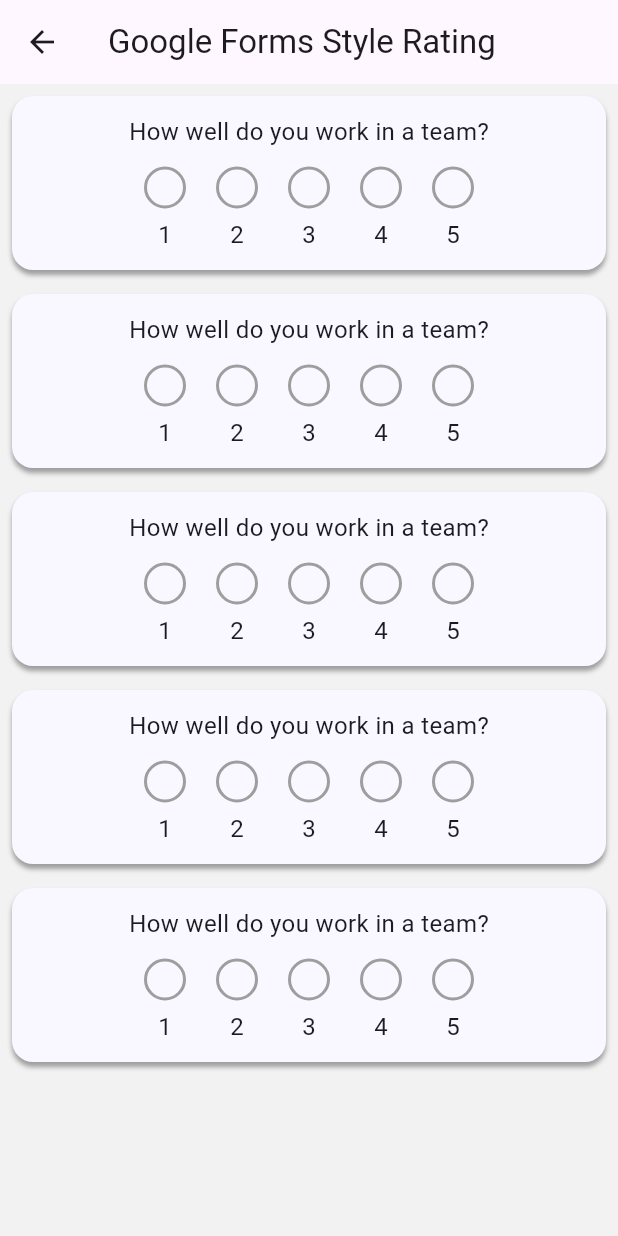
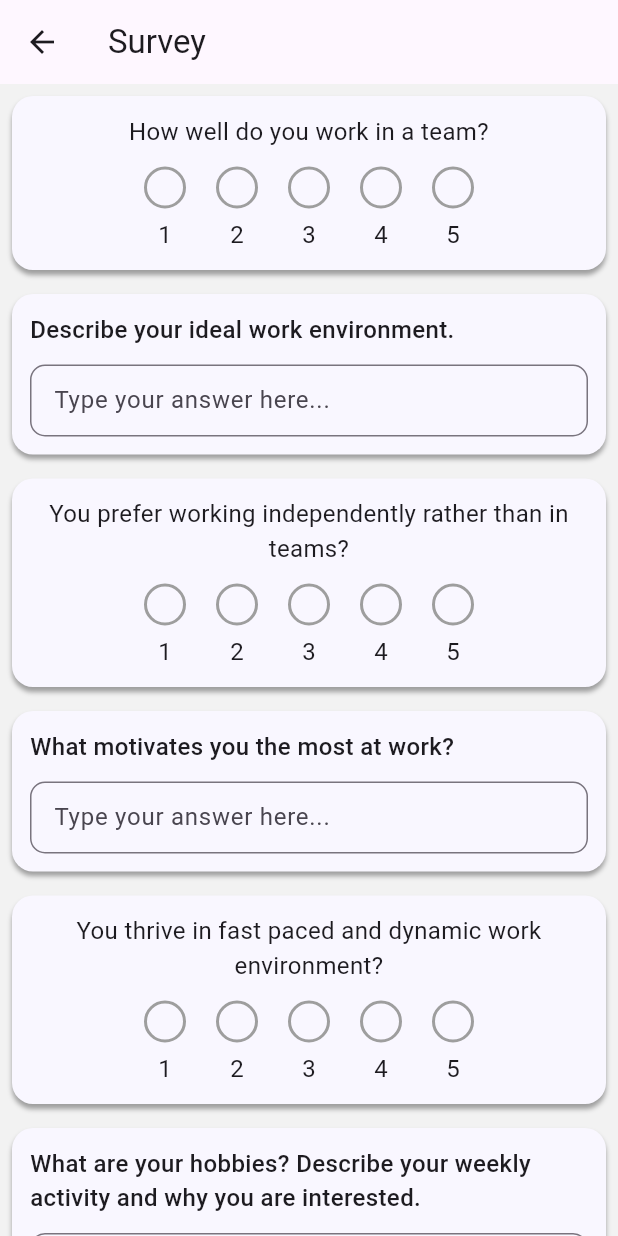
Before and after one commit to Eric5032/CareerWise, a Flutter app: the SurveyScreen screen opened directly, on a phone screen of 412 x 824 dp. Run offline on Flutter 3.47's test engine with Material 3 defaults, Android fonts, the phone set to English and light mode, and no system bars; our stand-ins replace flutter_dotenv, google_fonts.

Commit message:
added free response to survey page

```diff
--- a/lib/Screens/survey_screen.dart
+++ b/lib/Screens/survey_screen.dart
@@ -9,98 +9,117 @@ class SurveyScreen extends StatefulWidget {
 }
 
 class _SurveyScreenState extends State<SurveyScreen> {
-  int _selectedRating = 0;
+  final List<int> _selectedRatings = List<int>.filled(5, 0);
+  final List<TextEditingController> _controllers = List.generate(
+    5,
+    (_) => TextEditingController(),
+  );
+  final List<String> _freeResponses = List.filled(5, '');
+  final List<dynamic> _ExpandableResponses = List.filled(5, List<String>);
 
-  void _setRating(int rating) {
+  void _setRating(int rating, int qIndex) {
+    setState(() {
+      _selectedRatings[qIndex] = rating;
+    });
+  }
 
+  void _setFreeResponse(String response, int qIndex) {
+    _freeResponses[qIndex] = response;
+    setState(() {});
+  }
+
+  @override
+  void dispose() {
+    for (var controller in _controllers) {
+      controller.dispose();
+    }
+    super.dispose();
   }
 
   @override
   Widget build(BuildContext context) {
     return Scaffold(
-      appBar: AppBar(title: const Text('Google Forms Style Rating')),
-      body: Center(
+      appBar: AppBar(title: const Text('Survey')),
+      body: SingleChildScrollView(
         child: Column(
           children: [
-
             ratingScaleCardBuilder("How well do you work in a team?", 0),
-            ratingScaleCardBuilder("How well do you work in a team?", 0),
-            ratingScaleCardBuilder("How well do you work in a team?", 0),
-            ratingScaleCardBuilder("How well do you work in a team?", 0),
-            ratingScaleCardBuilder("How well do you work in a team?", 0),
-
+            freeResponseCardBuilder(
+              "Describe your ideal work environment.",
+              0,
+              _controllers[0],
+            ),
+            ratingScaleCardBuilder(
+              "You prefer working independently rather than in teams?",
+              1,
+            ),
+            freeResponseCardBuilder(
+              "What motivates you the most at work?",
+              1,
+              _controllers[1],
+            ),
+            ratingScaleCardBuilder(
+              "You thrive in fast paced and dynamic work environment?",
+              0,
+            ),
+            ExpandableFreeResponseCardBuilder(
+              "What are your hobbies? Describe your weekly activity and why you are interested.",
+              0,
+              _controllers[2],
+            ),
           ],
         ),
       ),
     );
   }
 
-  Container ratingScaleCardBuilder(String prompt, int rating) {
+  Container ratingScaleCardBuilder(String prompt, int qIndex) {
     return Container(
-      margin: EdgeInsets.symmetric(vertical: 8, horizontal: 8),
-      padding: EdgeInsets.symmetric(vertical: 12, horizontal: 12),
+      margin: const EdgeInsets.symmetric(vertical: 8, horizontal: 8),
+      padding: const EdgeInsets.symmetric(vertical: 12, horizontal: 12),
       decoration: BoxDecoration(
         borderRadius: BorderRadius.circular(14),
         color: kBannerColor,
-        boxShadow: [
-          BoxShadow(
-            color: Colors.grey,
-            offset: Offset(0, 3),
-            blurRadius: 2,
+        boxShadow: const [
+          BoxShadow(color: Colors.grey, offset: Offset(0, 3), blurRadius: 2),
+        ],
       ),
-        ]
-      ),
-
       child: Column(
         children: [
-          Align(
-            alignment: Alignment.center,
-            child: Text(
+          Text(
             prompt,
-                style: TextStyle(
-                  fontSize: 16,
+            textAlign: TextAlign.center,
+            style: const TextStyle(fontSize: 16),
           ),
-            ),
-          ),
-          SizedBox(height: 12),
+          const SizedBox(height: 12),
           Row(
             mainAxisAlignment: MainAxisAlignment.center,
             children: List.generate(5, (index) {
               final ratingValue = index + 1;
-
               return GestureDetector(
-                  onTap: (){
-                    setState(() {
-                      _selectedRating = rating;
-                    });
-                  },
+                onTap: () => _setRating(ratingValue, qIndex),
                 child: Padding(
                   padding: const EdgeInsets.symmetric(horizontal: 10.0),
                   child: Column(
                     mainAxisSize: MainAxisSize.min,
                     children: [
-                        // Circle (radio-style)
                       Container(
                         width: 28,
                         height: 28,
                         decoration: BoxDecoration(
                           shape: BoxShape.circle,
                           border: Border.all(
-                              color: _selectedRating == ratingValue
+                            color: _selectedRatings[qIndex] == ratingValue
                                 ? Colors.blue
                                 : Colors.grey,
                             width: 2,
                           ),
                         ),
-                          child: _selectedRating == ratingValue
-                              ? Center(
-                            child: Container(
-                              width: 15,
-                              height: 12,
-                              decoration: const BoxDecoration(
-                                shape: BoxShape.circle,
-                                color: Colors.blue,
-                              ),
+                        child: _selectedRatings[qIndex] == ratingValue
+                            ? const Center(
+                                child: CircleAvatar(
+                                  radius: 7,
+                                  backgroundColor: Colors.blue,
                                 ),
                               )
                             : null,
@@ -120,4 +139,109 @@ class _SurveyScreenState extends State<SurveyScreen> {
       ),
     );
   }
+
+  Container freeResponseCardBuilder(
+    String prompt,
+    int qIndex,
+    TextEditingController controller,
+  ) {
+    return Container(
+      margin: const EdgeInsets.symmetric(vertical: 8, horizontal: 8),
+      padding: const EdgeInsets.symmetric(vertical: 12, horizontal: 12),
+      decoration: BoxDecoration(
+        borderRadius: BorderRadius.circular(14),
+        color: kBannerColor,
+        boxShadow: [
+          BoxShadow(color: Colors.grey, offset: Offset(0, 3), blurRadius: 2),
+        ],
+      ),
+      child: Column(
+        crossAxisAlignment: CrossAxisAlignment.start,
+        children: [
+          Text(
+            prompt,
+            style: const TextStyle(fontSize: 16, fontWeight: FontWeight.w500),
+          ),
+          const SizedBox(height: 12),
+          TextField(
+            controller: controller,
+            onChanged: (value) {
+              _setFreeResponse(value, qIndex);
+            },
+            maxLines: null, // Allows multi-line input
+            decoration: InputDecoration(
+              hintText: "Type your answer here...",
+              border: OutlineInputBorder(
+                borderRadius: BorderRadius.circular(10),
+                borderSide: BorderSide(color: Colors.grey),
+              ),
+              focusedBorder: OutlineInputBorder(
+                borderRadius: BorderRadius.circular(10),
+                borderSide: BorderSide(color: Colors.blue),
+              ),
+              contentPadding: const EdgeInsets.symmetric(
+                vertical: 10,
+                horizontal: 12,
+              ),
+            ),
+          ),
+        ],
+      ),
+    );
   }
+
+  Container ExpandableFreeResponseCardBuilder(
+    String prompt,
+    int qIndex,
+    TextEditingController controller,
+  ) {
+    return Container(
+      margin: const EdgeInsets.symmetric(vertical: 8, horizontal: 8),
+      padding: const EdgeInsets.symmetric(vertical: 12, horizontal: 12),
+      decoration: BoxDecoration(
+        borderRadius: BorderRadius.circular(14),
+        color: kBannerColor,
+        boxShadow: [
+          BoxShadow(color: Colors.grey, offset: Offset(0, 3), blurRadius: 2),
+        ],
+      ),
+      child: Column(
+        crossAxisAlignment: CrossAxisAlignment.start,
+        children: [
+          Text(
+            prompt,
+            softWrap: true,
+            style: const TextStyle(fontSize: 16, fontWeight: FontWeight.w500),
+          ),
+
+          const SizedBox(height: 12),
+          TextField(
+            controller: controller,
+            onChanged: (value) {
+              _setFreeResponse(value, qIndex);
+            },
+            maxLines: null, // Allows multi-line input
+            decoration: InputDecoration(
+              hintText: "Type your answer here...",
+              border: OutlineInputBorder(
+                borderRadius: BorderRadius.circular(10),
+                borderSide: BorderSide(color: Colors.grey),
+              ),
+              focusedBorder: OutlineInputBorder(
+                borderRadius: BorderRadius.circular(10),
+                borderSide: BorderSide(color: Colors.blue),
+              ),
+              contentPadding: const EdgeInsets.symmetric(
+                vertical: 10,
+                horizontal: 12,
+              ),
+            ),
+          ),
+          Center(
+            child: TextButton(onPressed: () {}, child: Text("Add")),
+          ),
+        ],
+      ),
+    );
+  }
+}
```
Lines whose indentation alone changed are shown as unchanged.
